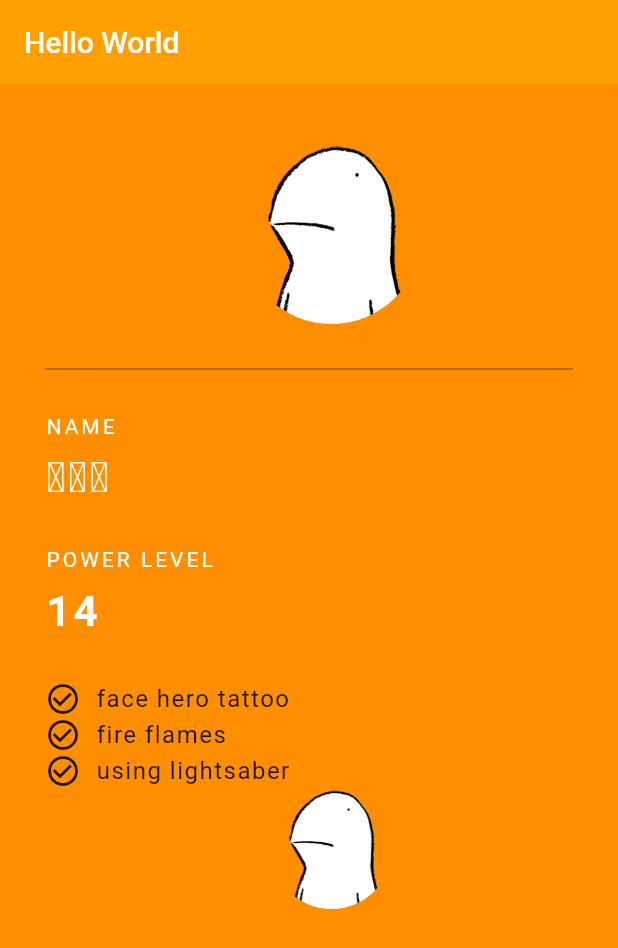
After one commit to aittaa/flutter-helloworld, a Flutter app: the Grade screen opened directly, on a phone screen of 412 x 824 dp. The commit adds this screen. Shown: the top 948 px of the screen. Run offline on Flutter 3.47's test engine with Material 2 defaults, Android fonts, the phone set to English and light mode, and no system bars.

Commit message:
character page

```diff
--- a/lib/09.dart
+++ b/lib/01.dart
@@ -3,7 +3,6 @@ import 'package:flutter/material.dart';
 void main() => runApp(MyApp());
 
 class MyApp extends StatelessWidget {
-
   @override
   Widget build(BuildContext context) {
     return MaterialApp(
@@ -13,15 +12,7 @@ class MyApp extends StatelessWidget {
   }
 }
 
-class _State extends State<> {
-  @override
-  Widget build(BuildContext context) {
-    return Container();
-  }
-}
-
-class MyCard extends Stateless {
-
+class MyCard extends StatelessWidget {
   @override
   Widget build(BuildContext context) {
     return Scaffold(
@@ -31,16 +22,14 @@ class MyCard extends Stateless {
         backgroundColor: Colors.redAccent,
         elevation: 0, // 떠 있는 듯한 음영효과 위한 높이 설정
       ),
-      body: Center( // 가로 중ㅑ 정렬
+      body: Center(
+        // 가로 중ㅑ 정렬
         child: Column(
-          mainAxisAlignment: MainAxisAlignment.center, //앱 스크린 내 위젯을 세로 상중하단에 위치시킬 때
-          children: [
-            Text("hello"),
-            Text("hello"),
-            Text("hello")
-          ],
+          mainAxisAlignment:
+              MainAxisAlignment.center, //앱 스크린 내 위젯을 세로 상중하단에 위치시킬 때
+          children: [Text("hello"), Text("hello"), Text("hello")],
         ),
       ),
-    );// Scaffold : 앱 화면에 다양한 요소를 배치하고 그릴 수 있도록 도와주는 빈 도화지 같은 역할
+    ); // Scaffold : 앱 화면에 다양한 요소를 배치하고 그릴 수 있도록 도와주는 빈 도화지 같은 역할
   }
 }
--- /dev/null
+++ b/lib/02.dart
@@ -0,0 +1,118 @@
+import 'package:flutter/material.dart';
+
+void main() => runApp(MyApp());
+
+class MyApp extends StatelessWidget {
+  @override
+  Widget build(BuildContext context) {
+    return MaterialApp(
+      debugShowCheckedModeBanner: false,
+      title: 'Hello',
+      home: Grade(),
+    );
+  }
+}
+
+class Grade extends StatelessWidget {
+  @override
+  Widget build(BuildContext context) {
+    return Scaffold(
+        backgroundColor: Colors.amber[800],
+        appBar: AppBar(
+          title: const Text("Hello World"),
+          backgroundColor: Colors.amber[700],
+          elevation: 0,
+        ),
+        body: Padding(
+            padding: const EdgeInsets.fromLTRB(30, 40, 0, 0),
+            child: Column(
+              crossAxisAlignment: CrossAxisAlignment.start, // 가로 맞추기
+              children: <Widget>[
+                Center(
+                  child: CircleAvatar(
+                    backgroundImage: AssetImage('assets/b.png'),
+                    radius: 60.0,
+                    backgroundColor: Colors.amber[800],
+                  ),
+                ),
+                Divider(
+                  height: 60,
+                  color: Colors.grey[850],
+                  thickness: 0.5,
+                  endIndent: 30,
+                ),
+                Text(
+                  "NAME",
+                  style: TextStyle(
+                    color: Colors.white,
+                    letterSpacing: 2,
+                  ),
+                ),
+                SizedBox(
+                  height: 10,
+                ),
+                Text(
+                  "ㅇㅅㅇ",
+                  style: TextStyle(
+                      color: Colors.white,
+                      letterSpacing: 2,
+                      fontSize: 28.0,
+                      fontWeight: FontWeight.bold),
+                ),
+                SizedBox(
+                  height: 30,
+                ),
+                Text(
+                  "POWER LEVEL",
+                  style: TextStyle(
+                    color: Colors.white,
+                    letterSpacing: 2,
+                  ),
+                ),
+                SizedBox(
+                  height: 10,
+                ),
+                Text(
+                  "14",
+                  style: TextStyle(
+                      color: Colors.white,
+                      letterSpacing: 2,
+                      fontSize: 28.0,
+                      fontWeight: FontWeight.bold),
+                ),
+                SizedBox(height: 30),
+                Row(children: <Widget>[
+                  Icon(Icons.check_circle_outline),
+                  SizedBox(width: 10),
+                  Text(
+                    'face hero tattoo',
+                    style: TextStyle(fontSize: 16, letterSpacing: 1),
+                  ),
+                ]),
+                Row(children: <Widget>[
+                  Icon(Icons.check_circle_outline),
+                  SizedBox(width: 10),
+                  Text(
+                    'fire flames',
+                    style: TextStyle(fontSize: 16, letterSpacing: 1),
+                  ),
+                ]),
+                Row(children: <Widget>[
+                  Icon(Icons.check_circle_outline),
+                  SizedBox(width: 10),
+                  Text(
+                    'using lightsaber',
+                    style: TextStyle(fontSize: 16, letterSpacing: 1),
+                  ),
+                ]),
+                Center(
+                  child: CircleAvatar(
+                    backgroundImage: AssetImage('assets/b.png'),
+                    radius: 40,
+                    backgroundColor: Colors.amber[800],
+                  ),
+                )
+              ],
+            )));
+  }
+}
--- a/pubspec.yaml
+++ b/pubspec.yaml
@@ -58,9 +58,9 @@ flutter:
   uses-material-design: true
 
   # To add assets to your application, add an assets section, like this:
-  # assets:
-  #   - images/a_dot_burr.jpeg
-  #   - images/a_dot_ham.jpeg
+  assets:
+    - assets/b.png
+
 
   # An image asset can refer to one or more resolution-specific "variants", see
   # https://flutter.dev/assets-and-images/#resolution-aware.
```
Also changed, not shown: assets/b.png (added), lib/10.dart (deleted), pubspec.lock (added).
